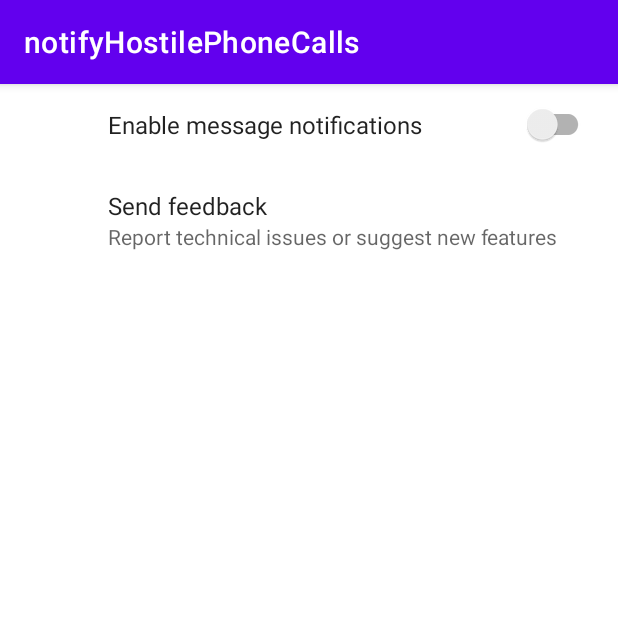
After one commit to AimiKass/notifyHostilePhoneCalls, an Android app: the fragment SettingsFragment shown on its own in the app's theme, on a phone screen of 412 x 824 dp, the top half of it. The commit adds this screen. Run offline under Robolectric (Android 15) with nearby library versions, the phone set to English and light mode, and no system bars; our stand-ins replace androidx.preference.

Commit message:
settings fragment v0.1

```diff
--- a/app/build.gradle
+++ b/app/build.gradle
@@ -37,6 +37,8 @@ dependencies {
     implementation 'androidx.navigation:navigation-ui:2.3.3'
     implementation 'androidx.gridlayout:gridlayout:1.0.0'
     implementation 'androidx.cardview:cardview:1.0.0'
+    implementation 'androidx.legacy:legacy-support-v4:1.0.0'
+    implementation 'androidx.preference:preference:1.1.1'
 //    implementation 'com.android.support:design:28.0.0'
     testImplementation 'junit:junit:4.+'
     androidTestImplementation 'androidx.test.ext:junit:1.1.2'
@@ -44,6 +46,6 @@ dependencies {
     implementation "androidx.coordinatorlayout:coordinatorlayout:1.1.0"
     implementation 'org.jsoup:jsoup:1.13.1'
     implementation 'androidx.appcompat:appcompat:1.2.0'
-
+    implementation 'com.takisoft.fix:preference-v7:25.3.0.0'
 
 }
--- a/app/src/main/java/com/example/notifyhostilephonecalls/activities/MainActivity.java
+++ b/app/src/main/java/com/example/notifyhostilephonecalls/activities/MainActivity.java
@@ -38,11 +38,10 @@ public class MainActivity extends AppCompatActivity
         NavigationView navigationView = findViewById(R.id.nav_view);
         // Passing each menu ID as a set of Ids because each
         // menu should be considered as top level destinations.
-        mAppBarConfiguration = new AppBarConfiguration.Builder(R.id.nav_inc_calls, R.id.nav_block_numbers, R.id.nav_slideshow).setDrawerLayout(drawer).build();
+        mAppBarConfiguration = new AppBarConfiguration.Builder(R.id.nav_inc_calls, R.id.nav_block_numbers, R.id.nav_settings).setDrawerLayout(drawer).build();
         NavController navController = Navigation.findNavController(this, R.id.nav_host_fragment);
         NavigationUI.setupActionBarWithNavController(this, navController, mAppBarConfiguration);
         NavigationUI.setupWithNavController(navigationView, navController);
-
 
 
 
--- a/app/src/main/java/com/example/notifyhostilephonecalls/fragments/Fragment2.java
+++ b/app/src/main/java/com/example/notifyhostilephonecalls/fragments/BlockedNumbersFragment.java
@@ -21,7 +21,7 @@ import com.google.android.material.floatingactionbutton.FloatingActionButton;
 
 import java.util.ArrayList;
 
-public class Fragment2 extends Fragment implements View.OnClickListener
+public class BlockedNumbersFragment extends Fragment implements View.OnClickListener
 {
 
     private Animation animation;
@@ -35,7 +35,7 @@ public class Fragment2 extends Fragment implements View.OnClickListener
     @Override
     public View onCreateView(LayoutInflater inflater, ViewGroup container, Bundle savedInstanceState)
     {
-        View rootView = inflater.inflate(R.layout.tab_fragment2, container, false);
+        View rootView = inflater.inflate(R.layout.fragment_blocked_numbers, container, false);
         FloatingActionButton fab2 = (FloatingActionButton) rootView.findViewById(R.id.fragment2_fab_btn);
         fab2.setOnClickListener(this);
 
--- a/app/src/main/java/com/example/notifyhostilephonecalls/fragments/Fragment1.java
+++ b/app/src/main/java/com/example/notifyhostilephonecalls/fragments/IncomingCallsFragment.java
@@ -32,7 +32,7 @@ import com.google.android.material.floatingactionbutton.FloatingActionButton;
 
 import java.util.ArrayList;
 
-public class Fragment1 extends Fragment implements View.OnClickListener
+public class IncomingCallsFragment extends Fragment implements View.OnClickListener
 {
 
     private Animation animation;
@@ -48,7 +48,7 @@ public class Fragment1 extends Fragment implements View.OnClickListener
     @Override
     public View onCreateView(LayoutInflater inflater, ViewGroup container, Bundle savedInstanceState)
     {
-        View rootView = inflater.inflate(R.layout.tab_fragment1, container, false);
+        View rootView = inflater.inflate(R.layout.fragment_incoming_calls, container, false);
         FloatingActionButton fab1 = (FloatingActionButton) rootView.findViewById(R.id.fragment1_fab_btn);
         fab1.setOnClickListener(this);
 
--- /dev/null
+++ b/app/src/main/java/com/example/notifyhostilephonecalls/fragments/SettingsFragment.java
@@ -0,0 +1,31 @@
+package com.example.notifyhostilephonecalls.fragments;
+
+import android.content.SharedPreferences;
+import android.os.Bundle;
+
+import androidx.annotation.Nullable;
+import androidx.preference.PreferenceFragmentCompat;
+import androidx.preference.SwitchPreferenceCompat;
+
+import com.example.notifyhostilephonecalls.R;
+
+public class SettingsFragment extends PreferenceFragmentCompat
+{
+
+    @Override
+    public void onCreatePreferences(Bundle savedInstanceState, String rootKey)
+    {
+        setPreferencesFromResource(R.xml.preferences, rootKey);
+
+        SwitchPreferenceCompat switchPreferenceCompat = findPreference("notifications");
+    }
+
+    @Override
+    public void onCreate(@Nullable Bundle savedInstanceState)
+    {
+        super.onCreate(savedInstanceState);
+
+
+
+    }
+}
--- /dev/null
+++ b/app/src/main/res/values/arrays.xml
@@ -0,0 +1,12 @@
+<resources>
+    <!-- Reply Preference -->
+    <string-array name="reply_entries">
+        <item>Reply</item>
+        <item>Reply to all</item>
+    </string-array>
+
+    <string-array name="reply_values">
+        <item>reply</item>
+        <item>reply_all</item>
+    </string-array>
+</resources>
--- a/app/src/main/res/values/dimens.xml
+++ b/app/src/main/res/values/dimens.xml
@@ -4,4 +4,7 @@
     <dimen name="activity_horizontal_margin">16dp</dimen>
     <dimen name="activity_vertical_margin">16dp</dimen>
     <dimen name="nav_header_vertical_spacing">8dp</dimen>
+    <dimen name="pref_seekbar_fix_positive">8dp </dimen>
+    <dimen name="preference_seekbar_padding_end">8dp </dimen>
+    <dimen name="preference_seekbar_value_width">8dp </dimen>
 </resources>
--- a/app/src/main/res/values/strings.xml
+++ b/app/src/main/res/values/strings.xml
@@ -24,4 +24,21 @@
     <string name="blocked_numbers">Blocked Numbers</string>
 
     <integer name="swing_anim_time">750</integer>
+    <!-- TODO: Remove or change this placeholder text -->
+    <string name="hello_blank_fragment">Hello blank fragment</string>
+    <string name="settings">Settings</string>
+    <!-- Preference Titles -->
+    <string name="messages_header">Messages</string>
+    <string name="sync_header">Sync</string>
+
+    <!-- Messages Preferences -->
+    <string name="signature_title">Your signature</string>
+    <string name="reply_title">Default reply action</string>
+
+    <!-- Sync Preferences -->
+    <string name="sync_title">Sync email periodically</string>
+    <string name="attachment_title">Download incoming attachments</string>
+    <string name="attachment_summary_on">Automatically download attachments for incoming emails
+    </string>
+    <string name="attachment_summary_off">Only download attachments when manually requested</string>
 </resources>
--- a/app/src/main/res/values/styles.xml
+++ b/app/src/main/res/values/styles.xml
@@ -5,4 +5,7 @@
     <style name="AppTheme.AppBarOverlay" parent="ThemeOverlay.AppCompat.Dark.ActionBar" />
 
     <style name="AppTheme.PopupOverlay" parent="ThemeOverlay.AppCompat.Light" />
-</resources>
+
+    <style name="TextAppearance.AppCompat.Small" parent=""/>
+    <style name="Preference_TextAppearanceMaterialSubhead" parent=""/>
+    </resources>
--- /dev/null
+++ b/app/src/main/res/xml/preferences.xml
@@ -0,0 +1,54 @@
+<PreferenceScreen
+    xmlns:app="http://schemas.android.com/apk/res-auto">
+
+    <SwitchPreferenceCompat
+        app:key="notifications"
+        app:title="Enable message notifications"/>
+
+    <Preference
+        app:key="feedback"
+        app:title="Send feedback"
+        app:summary="Report technical issues or suggest new features"/>
+
+</PreferenceScreen>
+
+
+
+<!--<PreferenceScreen xmlns:android="http://schemas.android.com/apk/res/android"-->
+<!--    xmlns:app="http://schemas.android.com/apk/res-auto">-->
+
+<!--    <PreferenceCategory app:title="@string/messages_header">-->
+
+<!--        <EditTextPreference-->
+<!--            app:key="signature"-->
+<!--            app:title="@string/signature_title"-->
+<!--            app:useSimpleSummaryProvider="true" />-->
+
+<!--        <ListPreference-->
+<!--            app:defaultValue="false"-->
+<!--            app:entries="@array/reply_entries"-->
+<!--            app:entryValues="@array/reply_values"-->
+<!--            app:key="reply"-->
+<!--            app:title="@string/reply_title"-->
+<!--            app:useSimpleSummaryProvider="true" />-->
+
+<!--    </PreferenceCategory>-->
+
+<!--    <PreferenceCategory app:title="@string/sync_header">-->
+
+<!--        <SwitchPreferenceCompat-->
+<!--            android:id="@+id/switch1"-->
+<!--            app:key="sync"-->
+<!--            app:title="@string/sync_title" />-->
+
+<!--        <SwitchPreferenceCompat-->
+<!--            android:id="@+id/switch2"-->
+<!--            app:dependency="sync"-->
+<!--            app:key="attachment"-->
+<!--            app:summaryOff="@string/attachment_summary_off"-->
+<!--            app:summaryOn="@string/attachment_summary_on"-->
+<!--            app:title="@string/attachment_title" />-->
+
+<!--    </PreferenceCategory>-->
+
+<!--</PreferenceScreen>-->
--- a/build.gradle
+++ b/build.gradle
@@ -5,7 +5,7 @@ buildscript {
         jcenter()
     }
     dependencies {
-        classpath "com.android.tools.build:gradle:4.1.2"
+        classpath 'com.android.tools.build:gradle:4.1.3'
 
         // NOTE: Do not place your application dependencies here; they belong
         // in the individual module build.gradle files
```
Also changed, not shown: app/src/main/res/menu/activity_main_drawer.xml (+11 -0 lines), app/src/main/res/menu/menu_main.xml (deleted, +0 -10 lines), app/src/main/res/navigation/mobile_navigation.xml (+7 -7 lines), app/src/main/res/layout/fragment_blocked_numbers.xml (renamed from app/src/main/res/layout/tab_fragment2.xml), app/src/main/res/layout/fragment_incoming_calls.xml (renamed from app/src/main/res/layout/tab_fragment1.xml).
